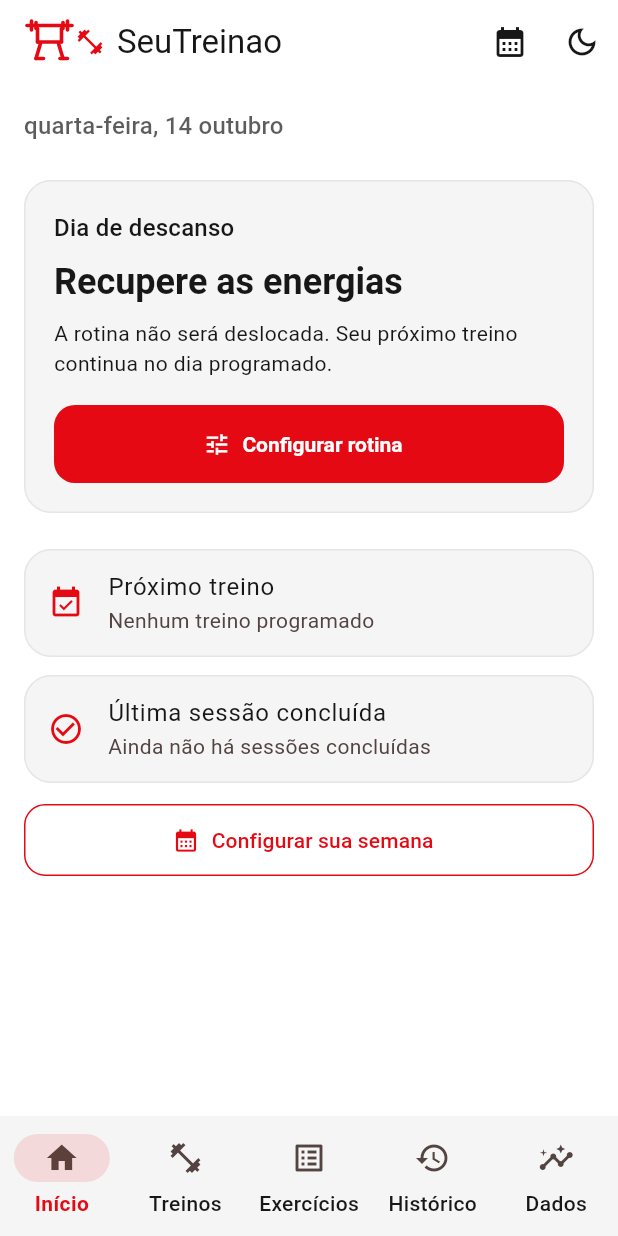
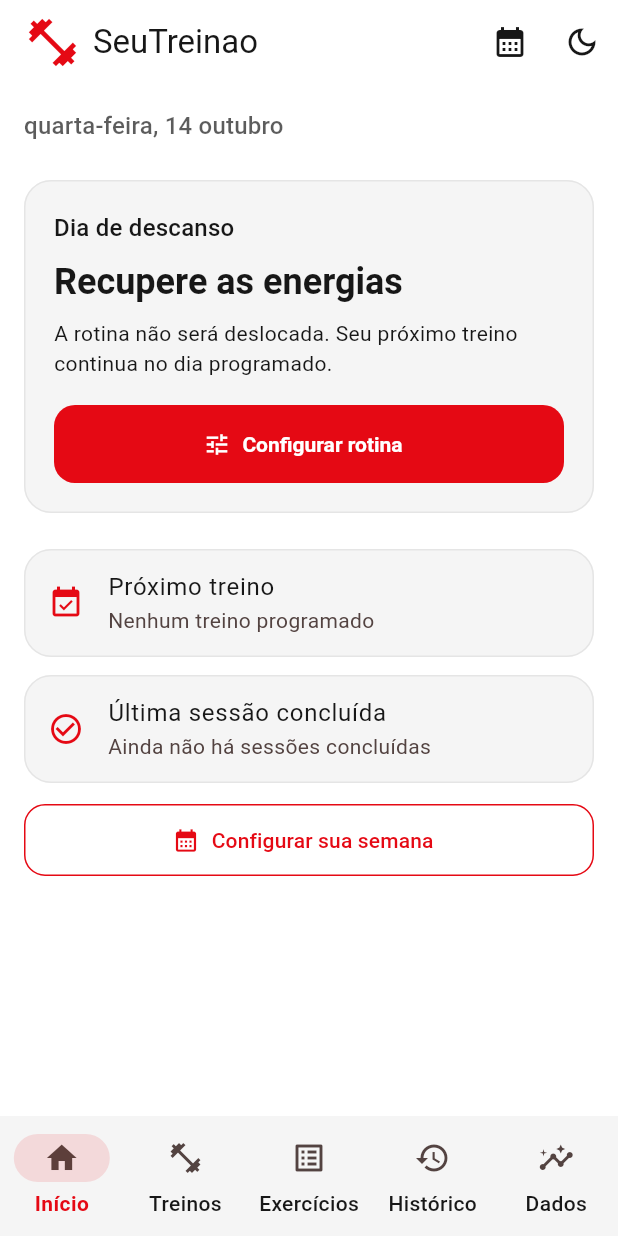
Before and after one commit to Hirynnn/SeuTreinao, a Flutter app: the screen it shows after launch, after a tap on the "light mode" icon, on a phone screen of 412 x 824 dp. Run offline on Flutter 3.47's test engine with Material 3 defaults, Android fonts, the phone set to English and light mode, and no system bars; our stand-ins replace flutter_local_notifications, sqflite; accounts and stored records are empty.

Commit message:
Use larger dumbbell branding

```diff
--- a/lib/main.dart
+++ b/lib/main.dart
@@ -315,19 +315,10 @@ class _AppShellState extends State<AppShell> {
         title: _selectedIndex == 0
             ? Row(
                 children: [
-                  SizedBox(
-                    width: 34,
-                    height: 34,
-                    child: CustomPaint(
-                      painter: _BenchPressPainter(
-                        color: Theme.of(context).colorScheme.primary,
-                      ),
-                    ),
-                  ),
                   Icon(
                     Icons.fitness_center,
                     color: Theme.of(context).colorScheme.primary,
-                    size: 20,
+                    size: 38,
                   ),
                   const SizedBox(width: 8),
                   Text(titles[_selectedIndex]),
@@ -387,44 +378,6 @@ class _AppShellState extends State<AppShell> {
       ),
     );
   }
-}
-
-class _BenchPressPainter extends CustomPainter {
-  const _BenchPressPainter({required this.color});
-
-  final Color color;
-
-  @override
-  void paint(Canvas canvas, Size size) {
-    final paint = Paint()
-      ..color = color
-      ..strokeWidth = 2.4
-      ..strokeCap = StrokeCap.round
-      ..strokeJoin = StrokeJoin.round
-      ..style = PaintingStyle.stroke;
-    final scale = size.width / 34;
-
-    canvas
-      ..save()
-      ..scale(scale);
-    canvas.drawLine(const Offset(2, 6), const Offset(32, 6), paint);
-    canvas.drawLine(const Offset(5, 3), const Offset(5, 9), paint);
-    canvas.drawLine(const Offset(8, 4), const Offset(8, 8), paint);
-    canvas.drawLine(const Offset(26, 4), const Offset(26, 8), paint);
-    canvas.drawLine(const Offset(29, 3), const Offset(29, 9), paint);
-    canvas.drawLine(const Offset(9, 17), const Offset(25, 17), paint);
-    canvas.drawLine(const Offset(11, 18), const Offset(8, 28), paint);
-    canvas.drawLine(const Offset(23, 18), const Offset(26, 28), paint);
-    canvas.drawLine(const Offset(8, 28), const Offset(13, 28), paint);
-    canvas.drawLine(const Offset(24, 28), const Offset(29, 28), paint);
-    canvas.drawLine(const Offset(9, 17), const Offset(9, 8), paint);
-    canvas.drawLine(const Offset(25, 17), const Offset(25, 8), paint);
-    canvas.restore();
-  }
-
-  @override
-  bool shouldRepaint(_BenchPressPainter oldDelegate) =>
-      oldDelegate.color != color;
 }
 
 class DashboardScreen extends StatelessWidget {
```
